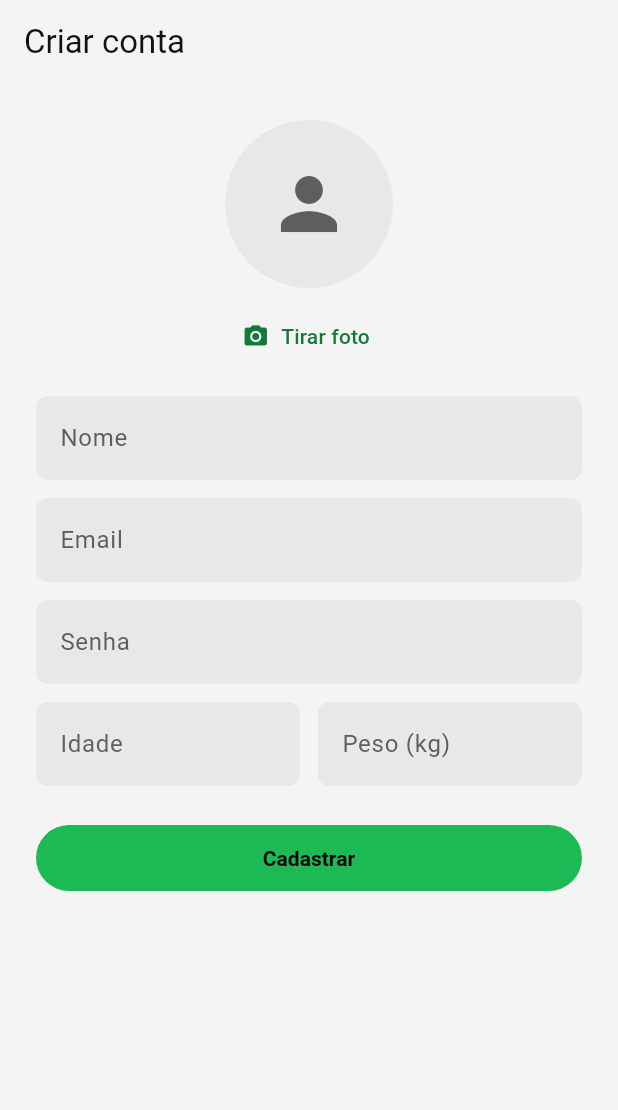
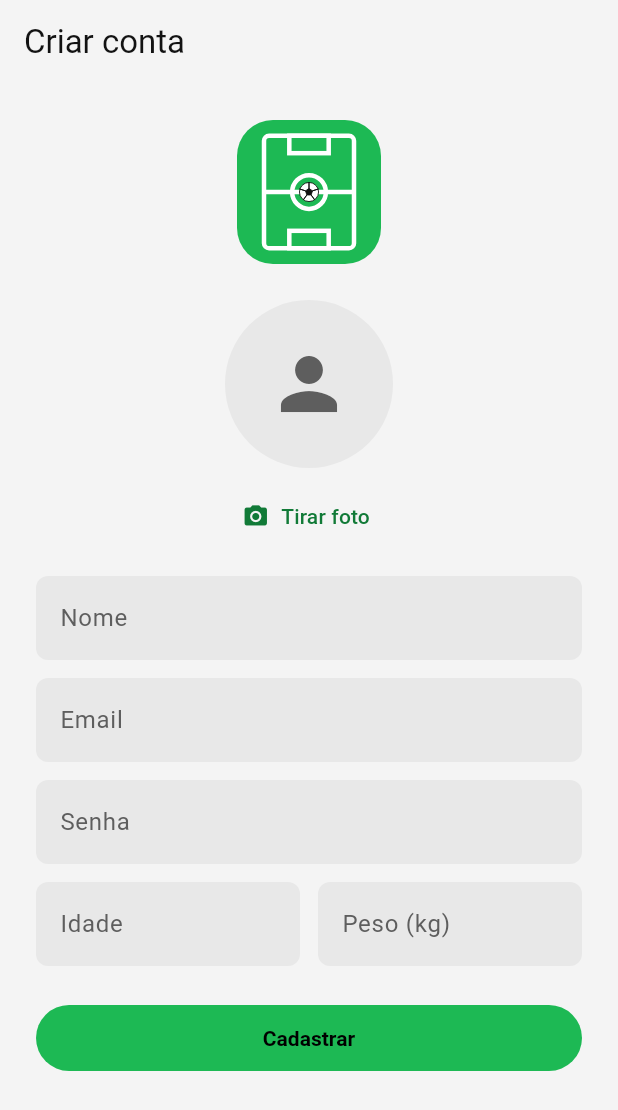
Before and after one commit to GustavoDias07/Racha-app, a Flutter app: the CadastroScreen screen opened by its route, on a phone screen of 412 x 824 dp. Shown: the top 1110 px of the screen. Run offline on Flutter 3.47's test engine with Material 3 defaults, Android fonts, the phone set to English and light mode, and no system bars; our stand-ins replace cloud_firestore, firebase_auth, firebase_core, firebase_messaging, flutter_local_notifications, flutter_map and 9 more; accounts and stored records are empty.

Commit message:
Icone do app (campo de futebol) e ilustracoes nas telas (T26)
- Icone gerado com flutter_launcher_icons a partir de assets/icon/
  (Android normal + adaptativo, web)
- Ilustracoes SVG em assets/ilustracoes/ via flutter_svg: campo no
  Login/Cadastro, bola na Home vazia, balanca e camisas na aba Times
- Cores das ilustracoes acompanham o tema claro/escuro

```diff
--- a/lib/screens/auth/cadastro_screen.dart
+++ b/lib/screens/auth/cadastro_screen.dart
@@ -3,6 +3,7 @@ import 'dart:typed_data';
 import 'package:flutter/material.dart';
 import 'package:flutter_riverpod/flutter_riverpod.dart';
 
+import '../../widgets/ilustracao.dart';
 import '../../core/utils/string_utils.dart';
 import '../../providers/auth_controller.dart';
 import '../../widgets/foto_perfil_picker.dart';
@@ -69,6 +70,14 @@ class _CadastroScreenState extends ConsumerState<CadastroScreen> {
             child: Column(
               crossAxisAlignment: CrossAxisAlignment.stretch,
               children: [
+                // Mesmo desenho do ícone do app (T26), como no Login.
+                Center(
+                  child: ClipRRect(
+                    borderRadius: BorderRadius.circular(24),
+                    child: const IlustracaoSvg(Ilustracao.campo, altura: 96),
+                  ),
+                ),
+                const SizedBox(height: 24),
                 FotoPerfilPicker(
                   onFotoSelecionada: (bytes) => _fotoPerfil = bytes,
                 ),
--- /dev/null
+++ b/lib/widgets/ilustracao.dart
@@ -0,0 +1,151 @@
+import 'package:flutter/material.dart';
+import 'package:flutter_svg/flutter_svg.dart';
+
+import '../core/theme/app_theme.dart';
+
+/// Desenhos do app (ver T26 em docs/tarefas.md). Os arquivos ficam em
+/// `assets/ilustracoes/` e são SVG: desenho feito de formas, e não de
+/// pixels, então fica nítido em qualquer tamanho de tela.
+///
+/// Os SVGs foram desenhados para o tema escuro, com três cores só: verde
+/// (#1DB954), branco (#FFFFFF) e quase preto (#121212). No tema claro um
+/// desenho branco sumiria no fundo claro — então, na hora de desenhar, o
+/// [_TrocaDeCores] troca o branco por escuro e o escuro pela cor de fundo.
+/// O verde nunca muda: é a cor da marca.
+enum Ilustracao {
+  bola('bola.svg'),
+  balanca('balanca.svg'),
+  camisas('camisas.svg'),
+
+  /// Mesmo desenho do ícone do app. Tem fundo verde próprio, então fica
+  /// igual nos dois temas (ver [adaptaAoTema]).
+  campo('campo.svg');
+
+  const Ilustracao(this.arquivo);
+  final String arquivo;
+
+  String get caminho => 'assets/ilustracoes/$arquivo';
+
+  /// Só os desenhos sem fundo precisam trocar de cor com o tema.
+  bool get adaptaAoTema => this != Ilustracao.campo;
+}
+
+/// Mostra uma [Ilustracao] com a altura pedida, nas cores do tema atual.
+class IlustracaoSvg extends StatelessWidget {
+  const IlustracaoSvg(this.ilustracao, {super.key, this.altura = 120});
+
+  final Ilustracao ilustracao;
+  final double altura;
+
+  @override
+  Widget build(BuildContext context) {
+    return SvgPicture(
+      SvgAssetLoader(
+        ilustracao.caminho,
+        colorMapper: ilustracao.adaptaAoTema ? _TrocaDeCores.doTema(context) : null,
+      ),
+      height: altura,
+      // Leitores de tela pulam a imagem: ela é enfeite, o texto ao lado é
+      // que explica a tela.
+      excludeFromSemantics: true,
+    );
+  }
+}
+
+/// As duas camisas com os números "1" e "2" por cima, no topo do resultado
+/// dos times.
+///
+/// Os números são widgets `Text` sobrepostos, e não texto dentro do SVG,
+/// porque o flutter_svg não desenha `<text>` de forma confiável (depende de
+/// fonte instalada).
+class CamisasNumeradas extends StatelessWidget {
+  const CamisasNumeradas({super.key, this.altura = 90});
+
+  final double altura;
+
+  @override
+  Widget build(BuildContext context) {
+    final troca = _TrocaDeCores.doTema(context);
+    // O SVG das camisas tem 512 x 240 de área (ver o viewBox do arquivo).
+    final largura = altura * 512 / 240;
+    TextStyle estilo(Color cor) => TextStyle(
+          color: cor,
+          fontWeight: FontWeight.w900,
+          fontSize: altura * 0.42,
+        );
+
+    return SizedBox(
+      width: largura,
+      height: altura,
+      child: Stack(
+        children: [
+          Positioned.fill(child: IlustracaoSvg(Ilustracao.camisas, altura: altura)),
+          // Alignment vai de -1 (borda esquerda/topo) a 1 (direita/baixo).
+          // Os centros das camisas, no desenho, estão em x=140 e x=372 de
+          // 512, e o peito em y=280 (de 140 a 380) — daí estes números.
+          Align(
+            alignment: const Alignment(-0.453, 0.17),
+            // Camisa 1 é branca (escura no claro): o número usa a cor do
+            // contorno, que é sempre o oposto dela.
+            child: Text('1', style: estilo(troca.mapear(_escuro))),
+          ),
+          Align(
+            alignment: const Alignment(0.453, 0.17),
+            // Camisa 2 é verde nos dois temas: número sempre preto, como o
+            // texto dos botões verdes.
+            child: Text('2', style: estilo(_escuro)),
+          ),
+        ],
+      ),
+    );
+  }
+}
+
+const _branco = Color(0xFFFFFFFF);
+const _escuro = Color(0xFF121212);
+
+/// Troca as cores do SVG conforme o tema. O flutter_svg chama [substitute]
+/// para cada cor que encontra no arquivo, antes de desenhar.
+class _TrocaDeCores extends ColorMapper {
+  const _TrocaDeCores({required this.claro, required this.paraBranco, required this.paraEscuro});
+
+  factory _TrocaDeCores.doTema(BuildContext context) {
+    final cores = context.cores;
+    return _TrocaDeCores(
+      claro: Theme.of(context).brightness == Brightness.light,
+      paraBranco: cores.texto,
+      paraEscuro: cores.fundo,
+    );
+  }
+
+  final bool claro;
+  final Color paraBranco;
+  final Color paraEscuro;
+
+  /// No escuro, devolve a cor como está no arquivo.
+  Color mapear(Color cor) {
+    if (!claro) return cor;
+    // Compara pelo número da cor (0xAARRGGBB), que não depende de como o
+    // flutter_svg montou o objeto `Color` ao ler o arquivo.
+    if (cor.toARGB32() == _branco.toARGB32()) return paraBranco;
+    if (cor.toARGB32() == _escuro.toARGB32()) return paraEscuro;
+    return cor;
+  }
+
+  @override
+  Color substitute(String? id, String elementName, String attributeName, Color color) =>
+      mapear(color);
+
+  // O flutter_svg guarda o desenho em cache usando o ColorMapper como parte
+  // da chave; com == e hashCode, trocas iguais reaproveitam o cache em vez
+  // de reprocessar o arquivo a cada redesenho.
+  @override
+  bool operator ==(Object other) =>
+      other is _TrocaDeCores &&
+      other.claro == claro &&
+      other.paraBranco == paraBranco &&
+      other.paraEscuro == paraEscuro;
+
+  @override
+  int get hashCode => Object.hash(claro, paraBranco, paraEscuro);
+}
```
Also changed, not shown: lib/screens/auth/login_screen.dart (+9 -2 lines), lib/screens/home/home_screen.dart (+12 -4 lines), lib/screens/racha/racha_tabs_section.dart (+12 -1 lines), pubspec.yaml (+26 -0 lines), assets/icon/icone.png (added), assets/icon/icone.svg (added), assets/icon/icone_foreground.png (added), assets/icon/icone_foreground.svg (added), assets/ilustracoes/balanca.svg (added), assets/ilustracoes/bola.svg (added), assets/ilustracoes/camisas.svg (added), assets/ilustracoes/campo.svg (added), pubspec.lock, 20 other files.
